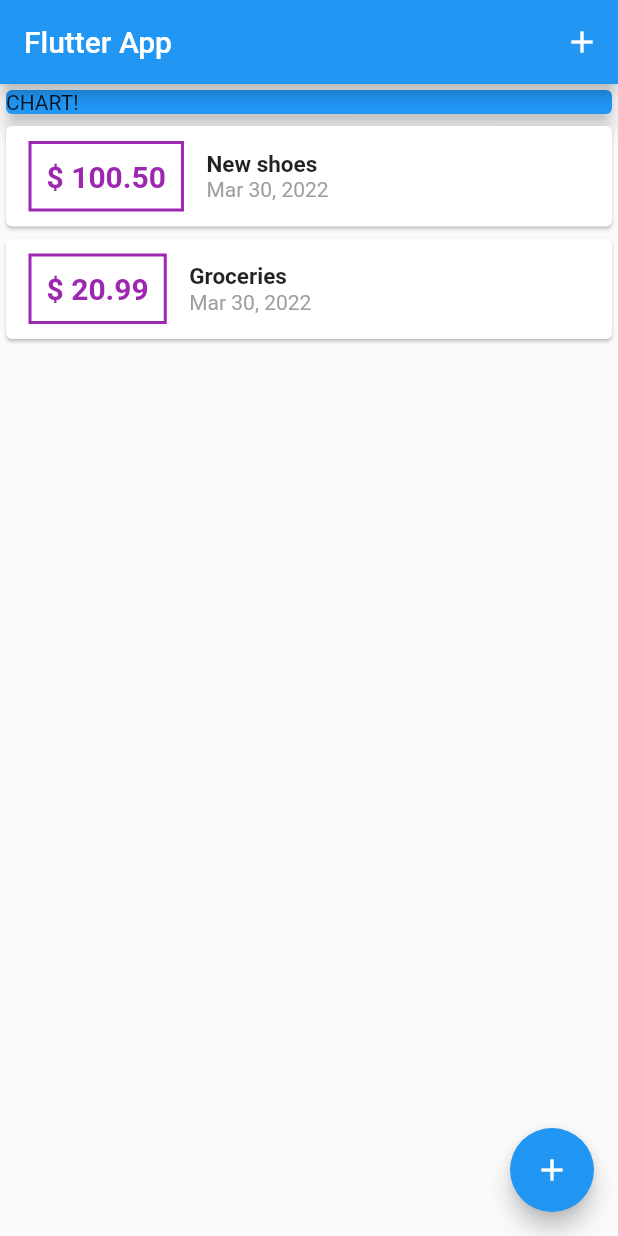
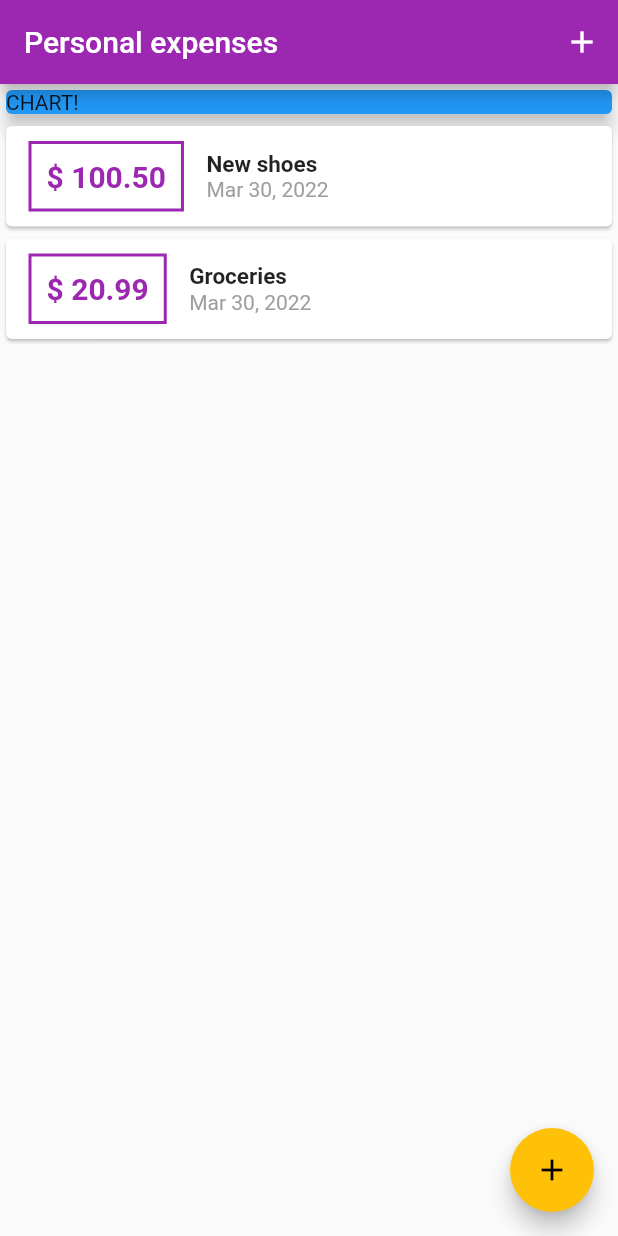
Before and after one commit to AnuTor/Flutter-course, a Flutter app: the screen it shows after launch, on a phone screen of 412 x 824 dp. Run offline on Flutter 3.47's test engine with Material 2 defaults, Android fonts, the phone set to English and light mode, and no system bars; missing offline and left inert: dart:ffi.

Commit message:
Actualizado a lectura 95

```diff
--- a/app2_personal_expense_app/lib/main.dart
+++ b/app2_personal_expense_app/lib/main.dart
@@ -10,7 +10,11 @@ class MyApp extends StatelessWidget {
   @override
   Widget build(BuildContext context) {
     return MaterialApp(
-      title: 'Flutter App',
+      title: 'Personal expenses',
+      theme: ThemeData(
+        primarySwatch: Colors.purple,
+        accentColor: Colors.amber,
+      ),
       home: MyHomePage(),
     );
   }
@@ -62,7 +66,7 @@ class _MyHomePageState extends State<MyHomePage> {
   Widget build(BuildContext context) {
     return Scaffold(
       appBar: AppBar(
-        title: Text('Flutter App'),
+        title: Text('Personal expenses'),
         actions: [
           IconButton(
             onPressed: () => _startAddNewTransaction(context),
```
